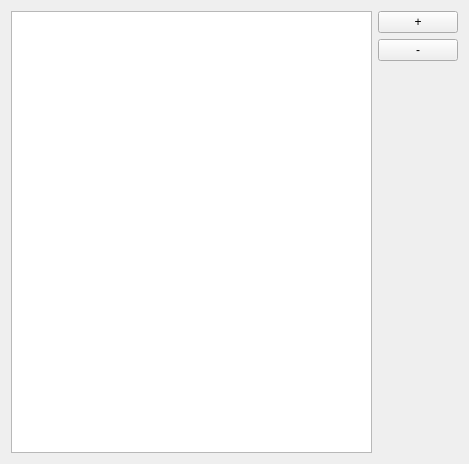
Before: the Qt Designer form src/dontpanik/kpart/core/ui/kprojectsdialog.ui in frankHa/dontpanic, drawn with Qt 5.
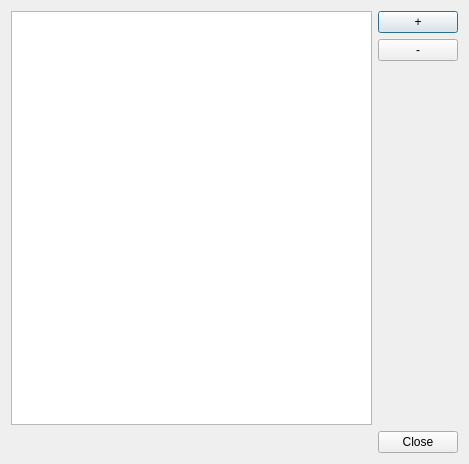
After: the same form once the commit is applied. Custom widgets are drawn as their Qt base class.

```diff
--- a/src/dontpanik/kpart/core/ui/kprojectsdialog.ui
+++ b/src/dontpanik/kpart/core/ui/kprojectsdialog.ui
@@ -1,7 +1,7 @@
 <?xml version="1.0" encoding="UTF-8"?>
 <ui version="4.0">
  <class>KProjectsDialog</class>
- <widget class="QWidget" name="KProjectsDialog">
+ <widget class="QDialog" name="KProjectsDialog">
   <property name="geometry">
    <rect>
     <x>0</x>
@@ -35,14 +35,14 @@
      <item>
       <layout class="QVBoxLayout" name="verticalLayout">
        <item>
-        <widget class="KPushButton" name="b_add">
+        <widget class="QPushButton" name="b_add">
          <property name="text">
           <string>+</string>
          </property>
         </widget>
        </item>
        <item>
-        <widget class="KPushButton" name="b_remove">
+        <widget class="QPushButton" name="b_remove">
          <property name="text">
           <string>-</string>
          </property>
@@ -65,14 +65,16 @@
      </item>
     </layout>
    </item>
+   <item>
+    <widget class="QDialogButtonBox" name="buttons">
+     <property name="standardButtons">
+      <set>QDialogButtonBox::Close</set>
+     </property>
+    </widget>
+   </item>
   </layout>
  </widget>
  <customwidgets>
-  <customwidget>
-   <class>KPushButton</class>
-   <extends>QPushButton</extends>
-   <header>kpushbutton.h</header>
-  </customwidget>
   <customwidget>
    <class>dp::core::KProjectsTable</class>
    <extends>QTableView</extends>
```
Left out of the diff: 35 changed lines with no effect on the pictures.
